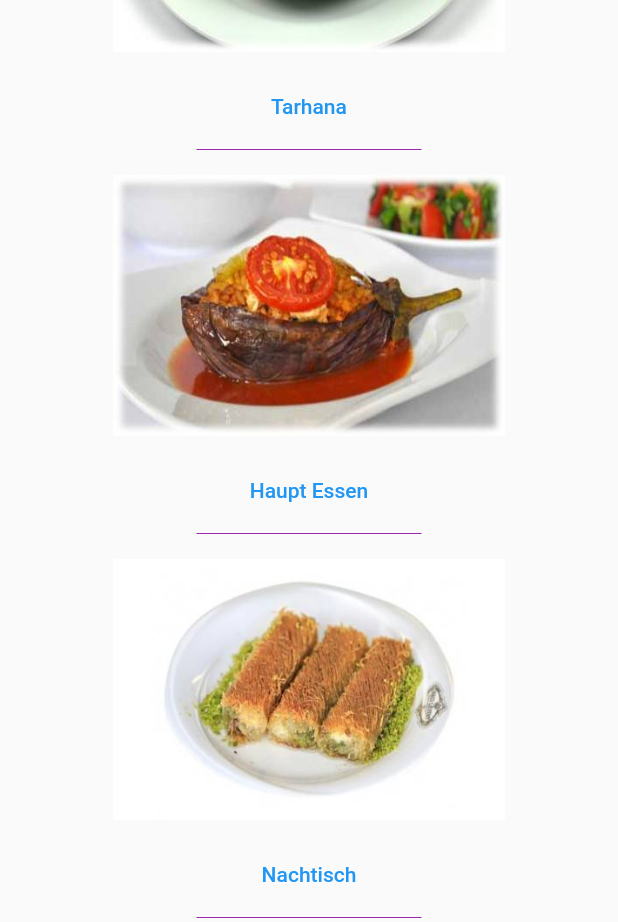
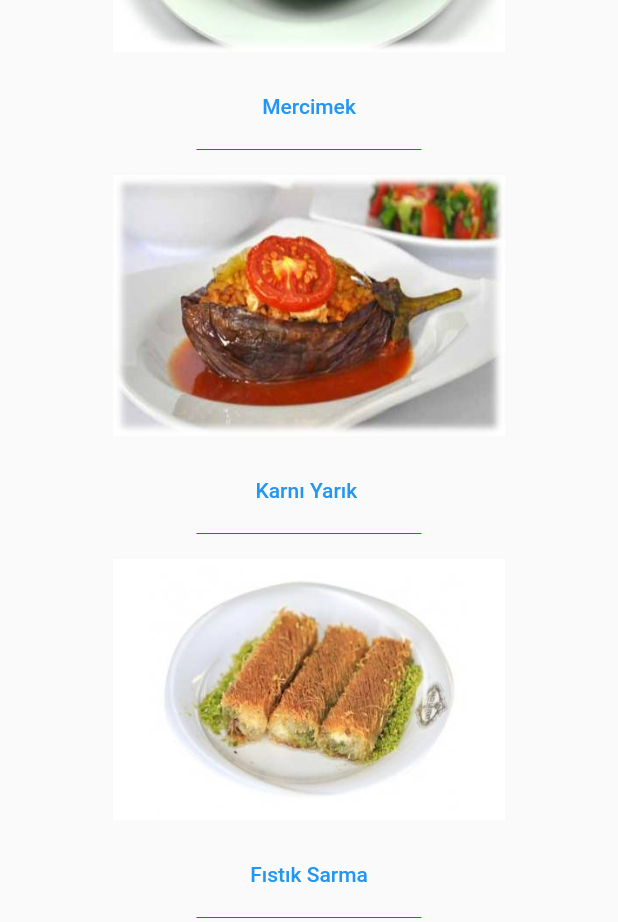
Before and after one commit to emircaglar/was_esse_ich, a Flutter app: the screen it shows after launch, on a phone screen of 412 x 824 dp. Shown: the part 311-1233 px from the top of the screen. Run offline on Flutter 3.47's test engine with Material 2 defaults, Android fonts, the phone set to English and light mode, and no system bars.

Commit message:
essen clicken version

```diff
--- a/lib/main.dart
+++ b/lib/main.dart
@@ -32,7 +32,10 @@ class _DasEssenState extends State<DasEssen> {
   int suppe_No=1;
   int haupt_essen_No=1;
   int nachtisch_No=1;
-List<String> corbalar=["Mercimek","Tarhana","Dugun C","Yogurtlu"];
+
+List<String> suppe=["Mercimek","Tarhana","Tavuk C","Dugun C","Yogurtlu C"];
+List<String> hauptEssen=["Karnı Yarık ","Mantı","Icli Köfte","Balık"];
+List<String> nachTisch=["Fıstık Sarma","Baklava","Sütlac","Kazan Dibi","Dondurma"];
   @override
   Widget build(BuildContext context) {
     return Center(
@@ -46,9 +49,13 @@ List<String> corbalar=["Mercimek","Tarhana","Dugun C","Yogurtlu"];
           ),
           TextButton(
               onPressed: (){
+                setState(() {
+                  if(suppe_No<=4)
+                    suppe_No=suppe_No+1;
+                });
                 print("Tiklandi");
               },
-              child: Text(corbalar[suppe_No])),
+              child: Text(suppe[suppe_No-1])),
           Container(
             width: 150,
             child:Divider(
@@ -72,7 +79,7 @@ List<String> corbalar=["Mercimek","Tarhana","Dugun C","Yogurtlu"];
 
                 print('tiklandi ve yemek no = $haupt_essen_No' );
               },
-              child: Text('Haupt Essen'),
+              child: Text(hauptEssen[haupt_essen_No-1]),
           ),
           Container(
             width: 150,
@@ -91,9 +98,13 @@ List<String> corbalar=["Mercimek","Tarhana","Dugun C","Yogurtlu"];
           ),
           TextButton(
               onPressed: (){
+                setState(() {
+                  if(nachtisch_No<=4)
+                    nachtisch_No=nachtisch_No+1;
+                });
                 print('Tiklandi');
               },
-              child: Text('Nachtisch')),
+              child: Text(nachTisch[nachtisch_No-1])),
           Container(
             width: 150,
             child:Divider(
```
